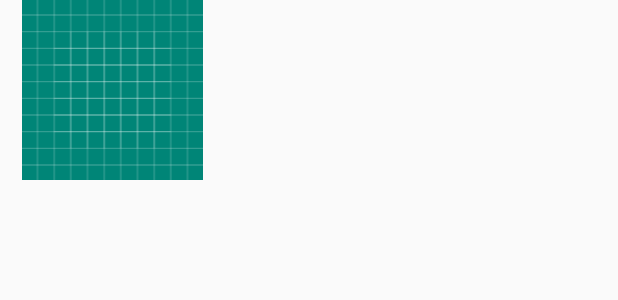
After one commit to estanie/cs496_1, an Android app: the layout image_entry.xml on its own in the app's theme, with its tools: preview values and no code run, on a phone screen of 412 x 824 dp. The commit adds this screen. Shown: the top 300 px of the screen. Run offline under Robolectric (Android 15) with nearby library versions, the phone set to English and light mode, and no system bars.

Commit message:
Adds image view.
Adds image view using grid view.

```diff
--- a/app/src/main/AndroidManifest.xml
+++ b/app/src/main/AndroidManifest.xml
@@ -9,13 +9,14 @@
         android:roundIcon="@mipmap/ic_launcher_round"
         android:supportsRtl="true"
         android:theme="@style/AppTheme" >
-        <activity android:name=".MainActivity" >
+        <activity android:name=".activities.MainActivity" >
             <intent-filter>
                 <action android:name="android.intent.action.MAIN" />
 
                 <category android:name="android.intent.category.LAUNCHER" />
             </intent-filter>
         </activity>
+        <activity android:name=".activities.GalleryActivity"></activity>
     </application>
 
 </manifest>
--- a/app/src/main/res/layout/activity_main.xml
+++ b/app/src/main/res/layout/activity_main.xml
@@ -5,7 +5,7 @@
     xmlns:app="http://schemas.android.com/apk/res-auto"
     android:layout_width="match_parent"
     android:layout_height="match_parent"
-    tools:context=".MainActivity">
+    tools:context=".activities.MainActivity">
 
     <TextView
         android:layout_width="wrap_content"
--- /dev/null
+++ b/app/src/main/res/layout/image_entry.xml
@@ -0,0 +1,13 @@
+<?xml version="1.0" encoding="utf-8"?>
+<android.support.constraint.ConstraintLayout xmlns:android="http://schemas.android.com/apk/res/android"
+                                             android:layout_width="match_parent"
+                                             android:layout_height="match_parent"
+                                             xmlns:app="http://schemas.android.com/apk/res-auto">
+    <ImageView
+            android:id="@+id/myImage"
+            android:layout_width="150dp"
+            android:layout_height="120dp"
+            app:srcCompat="@drawable/ic_launcher_background"
+    />
+
+</android.support.constraint.ConstraintLayout>
```
Also changed, not shown: app/src/main/java/com/example/q/cs496_1/activities/GalleryActivity.kt (added, +23 -0 lines), app/src/main/java/com/example/q/cs496_1/activities/MainActivity.kt (renamed from app/src/main/java/com/example/q/cs496_1/MainActivity.kt, +6 -1 lines), app/src/main/java/com/example/q/cs496_1/adapters/ImageAdapter.kt (added, +41 -0 lines), app/src/main/java/com/example/q/cs496_1/models/MyImage.kt (added, +9 -0 lines), app/src/main/res/layout/activity_gallery.xml (added, +14 -0 lines).
